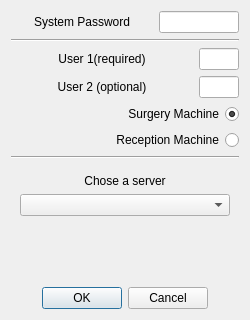
The window that src/openmolar/qt-designer/startscreen.ui (rowinggolfer/openmolar1) describes before a commit, drawn with Qt 5.
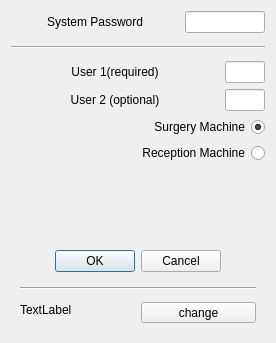
The same window after the commit. The open tabs and pages were chosen to show the change. Icons and pictures are not drawn.

Commit message: new startscreen, and work begins on switching the pt's diary to model/view

Diff of the .ui file:
```diff
--- a/src/openmolar/qt-designer/startscreen.ui
+++ b/src/openmolar/qt-designer/startscreen.ui
@@ -9,14 +9,20 @@
    <rect>
     <x>0</x>
     <y>0</y>
-    <width>250</width>
-    <height>320</height>
+    <width>276</width>
+    <height>343</height>
    </rect>
   </property>
+  <property name="sizePolicy">
+   <sizepolicy hsizetype="Preferred" vsizetype="Fixed">
+    <horstretch>0</horstretch>
+    <verstretch>0</verstretch>
+   </sizepolicy>
+  </property>
   <property name="minimumSize">
    <size>
     <width>200</width>
-    <height>320</height>
+    <height>200</height>
    </size>
   </property>
   <property name="windowTitle">
@@ -26,11 +32,8 @@
    <iconset resource="../resources/resources.qrc">
     <normaloff>:/openmolar.svg</normaloff>:/openmolar.svg</iconset>
   </property>
-  <layout class="QVBoxLayout" name="verticalLayout_3">
-   <property name="spacing">
-    <number>6</number>
-   </property>
-   <item>
+  <layout class="QGridLayout" name="gridLayout_2">
+   <item row="0" column="0" colspan="2">
     <layout class="QHBoxLayout" name="horizontalLayout">
      <item>
       <widget class="QLabel" name="label_3">
@@ -72,14 +75,26 @@
      </item>
     </layout>
    </item>
-   <item>
+   <item row="1" column="0" colspan="2">
     <widget class="Line" name="line">
+     <property name="sizePolicy">
+      <sizepolicy hsizetype="Preferred" vsizetype="Fixed">
+       <horstretch>0</horstretch>
+       <verstretch>0</verstretch>
+      </sizepolicy>
+     </property>
+     <property name="minimumSize">
+      <size>
+       <width>0</width>
+       <height>16</height>
+      </size>
+     </property>
      <property name="orientation">
       <enum>Qt::Horizontal</enum>
      </property>
     </widget>
    </item>
-   <item>
+   <item row="2" column="0" colspan="2">
     <layout class="QGridLayout" name="gridLayout">
      <item row="0" column="0">
       <widget class="QLabel" name="label">
@@ -161,91 +176,7 @@
      </item>
     </layout>
    </item>
-   <item>
-    <widget class="Line" name="line_2">
-     <property name="sizePolicy">
-      <sizepolicy hsizetype="Expanding" vsizetype="Fixed">
-       <horstretch>0</horstretch>
-       <verstretch>0</verstretch>
-      </sizepolicy>
-     </property>
-     <property name="orientation">
-      <enum>Qt::Horizontal</enum>
-     </property>
-    </widget>
-   </item>
-   <item>
-    <widget class="QStackedWidget" name="stackedWidget">
-     <property name="currentIndex">
-      <number>0</number>
-     </property>
-     <widget class="QWidget" name="page">
-      <layout class="QVBoxLayout" name="verticalLayout_2">
-       <item>
-        <widget class="QPushButton" name="options_pushButton">
-         <property name="sizePolicy">
-          <sizepolicy hsizetype="Preferred" vsizetype="Fixed">
-           <horstretch>0</horstretch>
-           <verstretch>0</verstretch>
-          </sizepolicy>
-         </property>
-         <property name="text">
-          <string>Show Advanced Options</string>
-         </property>
-         <property name="icon">
-          <iconset resource="../resources/resources.qrc">
-           <normaloff>:/down.png</normaloff>:/down.png</iconset>
-         </property>
-        </widget>
-       </item>
-       <item>
-        <spacer name="verticalSpacer">
-         <property name="orientation">
-          <enum>Qt::Vertical</enum>
-         </property>
-         <property name="sizeHint" stdset="0">
-          <size>
-           <width>20</width>
-           <height>40</height>
-          </size>
-         </property>
-        </spacer>
-       </item>
-      </layout>
-     </widget>
-     <widget class="QWidget" name="page_2">
-      <layout class="QVBoxLayout" name="verticalLayout">
-       <item>
-        <widget class="QLabel" name="label_4">
-         <property name="text">
-          <string>Chose a server</string>
-         </property>
-         <property name="alignment">
-          <set>Qt::AlignCenter</set>
-         </property>
-        </widget>
-       </item>
-       <item>
-        <widget class="QComboBox" name="server_comboBox"/>
-       </item>
-       <item>
-        <spacer name="verticalSpacer_2">
-         <property name="orientation">
-          <enum>Qt::Vertical</enum>
-         </property>
-         <property name="sizeHint" stdset="0">
-          <size>
-           <width>20</width>
-           <height>40</height>
-          </size>
-         </property>
-        </spacer>
-       </item>
-      </layout>
-     </widget>
-    </widget>
-   </item>
-   <item>
+   <item row="4" column="0" colspan="2">
     <widget class="QDialogButtonBox" name="buttonBox">
      <property name="orientation">
       <enum>Qt::Horizontal</enum>
@@ -258,6 +189,76 @@
      </property>
     </widget>
    </item>
+   <item row="6" column="0" colspan="2">
+    <widget class="QFrame" name="advanced_frame">
+     <property name="minimumSize">
+      <size>
+       <width>0</width>
+       <height>40</height>
+      </size>
+     </property>
+     <property name="frameShape">
+      <enum>QFrame::NoFrame</enum>
+     </property>
+     <property name="frameShadow">
+      <enum>QFrame::Raised</enum>
+     </property>
+     <layout class="QGridLayout" name="gridLayout_3">
+      <item row="0" column="0" colspan="2">
+       <widget class="Line" name="line_2">
+        <property name="orientation">
+         <enum>Qt::Horizontal</enum>
+        </property>
+       </widget>
+      </item>
+      <item row="1" column="0" rowspan="2">
+       <widget class="QLabel" name="chosenServer_label">
+        <property name="text">
+         <string>TextLabel</string>
+        </property>
+        <property name="wordWrap">
+         <bool>true</bool>
+        </property>
+       </widget>
+      </item>
+      <item row="2" column="1">
+       <widget class="QToolButton" name="advanced_toolButton">
+        <property name="sizePolicy">
+         <sizepolicy hsizetype="Minimum" vsizetype="Fixed">
+          <horstretch>0</horstretch>
+          <verstretch>0</verstretch>
+         </sizepolicy>
+        </property>
+        <property name="text">
+         <string>change</string>
+        </property>
+        <property name="popupMode">
+         <enum>QToolButton::InstantPopup</enum>
+        </property>
+        <property name="toolButtonStyle">
+         <enum>Qt::ToolButtonTextOnly</enum>
+        </property>
+        <property name="arrowType">
+         <enum>Qt::DownArrow</enum>
+        </property>
+       </widget>
+      </item>
+     </layout>
+    </widget>
+   </item>
+   <item row="3" column="0" colspan="2">
+    <spacer name="verticalSpacer">
+     <property name="orientation">
+      <enum>Qt::Vertical</enum>
+     </property>
+     <property name="sizeHint" stdset="0">
+      <size>
+       <width>20</width>
+       <height>40</height>
+      </size>
+     </property>
+    </spacer>
+   </item>
   </layout>
  </widget>
  <resources>
```
The commit also changes 8 other files.
